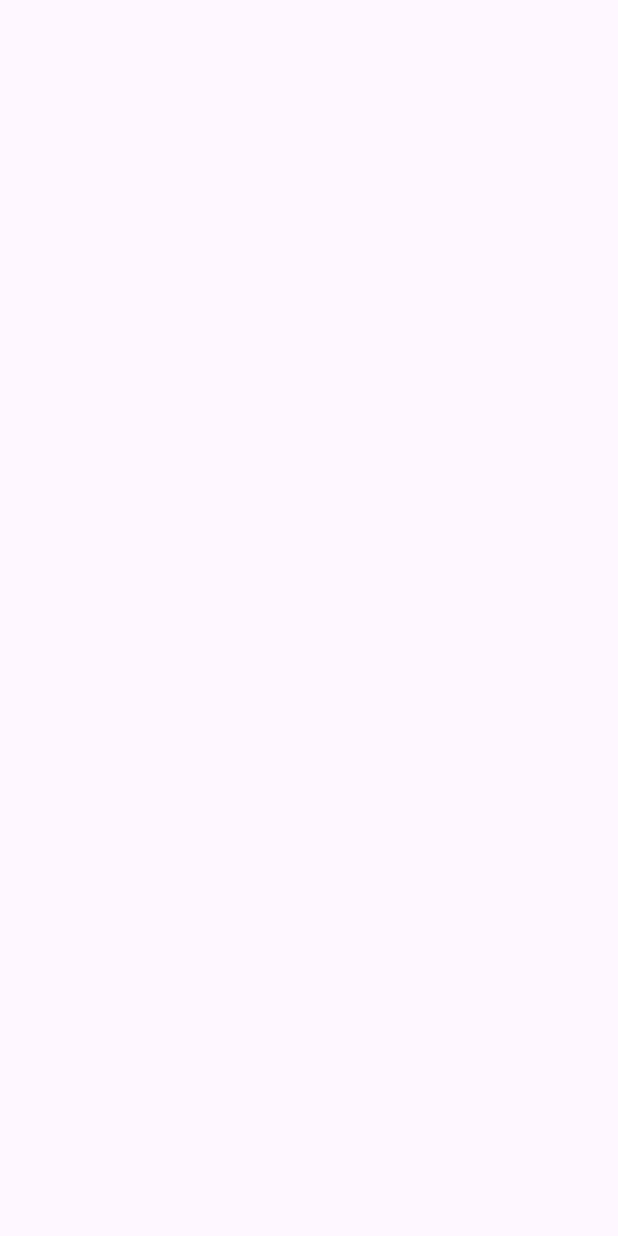
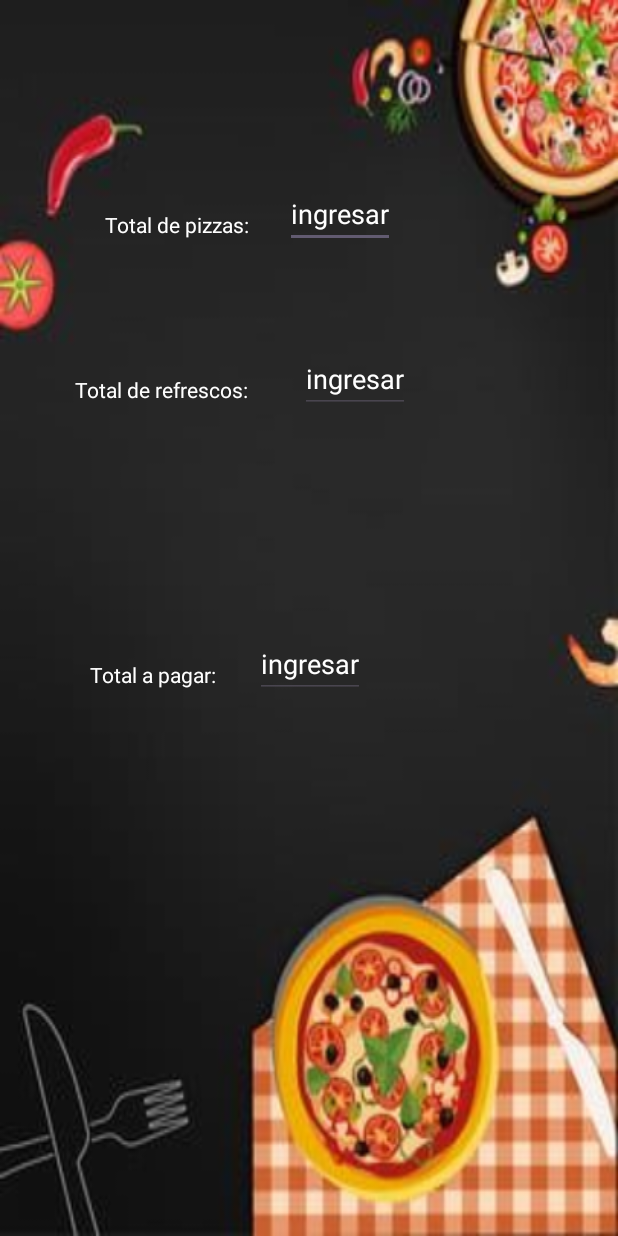
Before and after one commit to garridopzk/pizzeria, an Android app: the MainActivity5 screen opened directly, with no data from a screen before it, on a phone screen of 412 x 824 dp. Before the commit the screen is empty. Run offline under Robolectric (Android 15) with nearby library versions, the phone set to English and light mode, and no system bars.

Commit message:
pizzeria tercer commit

```diff
--- a/app/src/main/res/layout/activity_main5.xml
+++ b/app/src/main/res/layout/activity_main5.xml
@@ -1,5 +1,5 @@
 <?xml version="1.0" encoding="utf-8"?>
-<androidx.constraintlayout.widget.ConstraintLayout xmlns:android="http://schemas.android.com/apk/res/android"
+<RelativeLayout xmlns:android="http://schemas.android.com/apk/res/android"
     xmlns:app="http://schemas.android.com/apk/res-auto"
     xmlns:tools="http://schemas.android.com/tools"
     android:id="@+id/main"
@@ -7,4 +7,61 @@
     android:layout_height="match_parent"
     tools:context=".MainActivity5">
 
-</androidx.constraintlayout.widget.ConstraintLayout>
+    <LinearLayout
+        android:layout_width="match_parent"
+        android:layout_height="match_parent"
+        android:background="@drawable/pagopizza"
+        android:gravity="center"
+        android:orientation="vertical"
+        tools:ignore="MissingContraints"/>
+    <TextView
+        android:layout_width="wrap_content"
+        android:layout_height="wrap_content"
+        android:layout_marginTop="140dp"
+        android:layout_marginStart="70dp"
+        android:text="Total de pizzas:"
+        android:textColor="@color/white"/>
+    <EditText
+        android:layout_width="wrap_content"
+        android:layout_height="wrap_content"
+        android:hint="ingresar"
+        android:layout_marginStart="190dp"
+        android:layout_marginTop="120dp"
+        android:textColorHint="@color/white"/>
+    <TextView
+        android:layout_width="wrap_content"
+        android:layout_height="wrap_content"
+        android:layout_marginTop="250dp"
+        android:layout_marginStart="50dp"
+        android:text="Total de refrescos:"
+        android:textColor="@color/white"/>
+
+    <EditText
+        android:layout_width="wrap_content"
+        android:layout_height="wrap_content"
+        android:layout_marginStart="200dp"
+        android:layout_marginTop="230dp"
+        android:text="ingresar"
+        android:textColor="@color/white"/>
+    <TextView
+        android:layout_width="wrap_content"
+        android:layout_height="wrap_content"
+        android:layout_marginStart="60dp"
+        android:layout_marginTop="440dp"
+        android:text="Total a pagar:"
+        android:textColor="@color/white"/>
+    <EditText
+        android:layout_width="wrap_content"
+        android:layout_height="wrap_content"
+        android:layout_marginTop="420dp"
+        android:layout_marginStart="170dp"
+        android:text="ingresar"
+        android:textColor="@color/white"/>
+
+
+
+
+
+
+
+</RelativeLayout>
```
Also changed, not shown: app/src/main/res/drawable/pagopizza.png (added).
